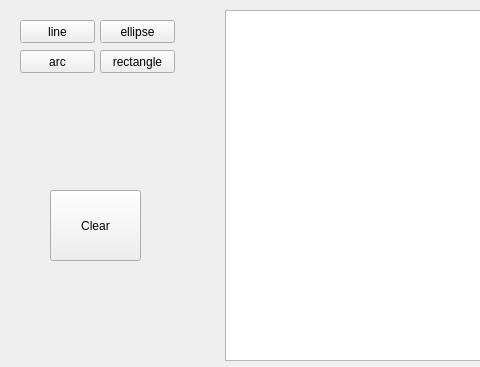
This is editor0.2/GesturesEditor/gestEdit.ui in Rauf-Kurbanov/GesturesEditor as Qt 5 draws it before an edit; both pictures show x 0 to 480 and y 0 to 367 of the 706 by 367 pixel window. The edited form follows.
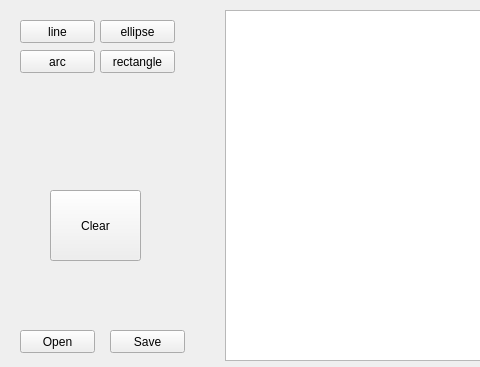
This is the edited form.

Commit message: add open/save buttons

Patch:
```diff
--- a/editor0.2/GesturesEditor/gestEdit.ui
+++ b/editor0.2/GesturesEditor/gestEdit.ui
@@ -100,6 +100,32 @@
     <string>Clear</string>
    </property>
   </widget>
+  <widget class="QPushButton" name="openButton">
+   <property name="geometry">
+    <rect>
+     <x>20</x>
+     <y>330</y>
+     <width>75</width>
+     <height>23</height>
+    </rect>
+   </property>
+   <property name="text">
+    <string>Open</string>
+   </property>
+  </widget>
+  <widget class="QPushButton" name="saveButton">
+   <property name="geometry">
+    <rect>
+     <x>110</x>
+     <y>330</y>
+     <width>75</width>
+     <height>23</height>
+    </rect>
+   </property>
+   <property name="text">
+    <string>Save</string>
+   </property>
+  </widget>
  </widget>
  <layoutdefault spacing="6" margin="11"/>
  <resources/>
```
The commit also changes 2 other files.
